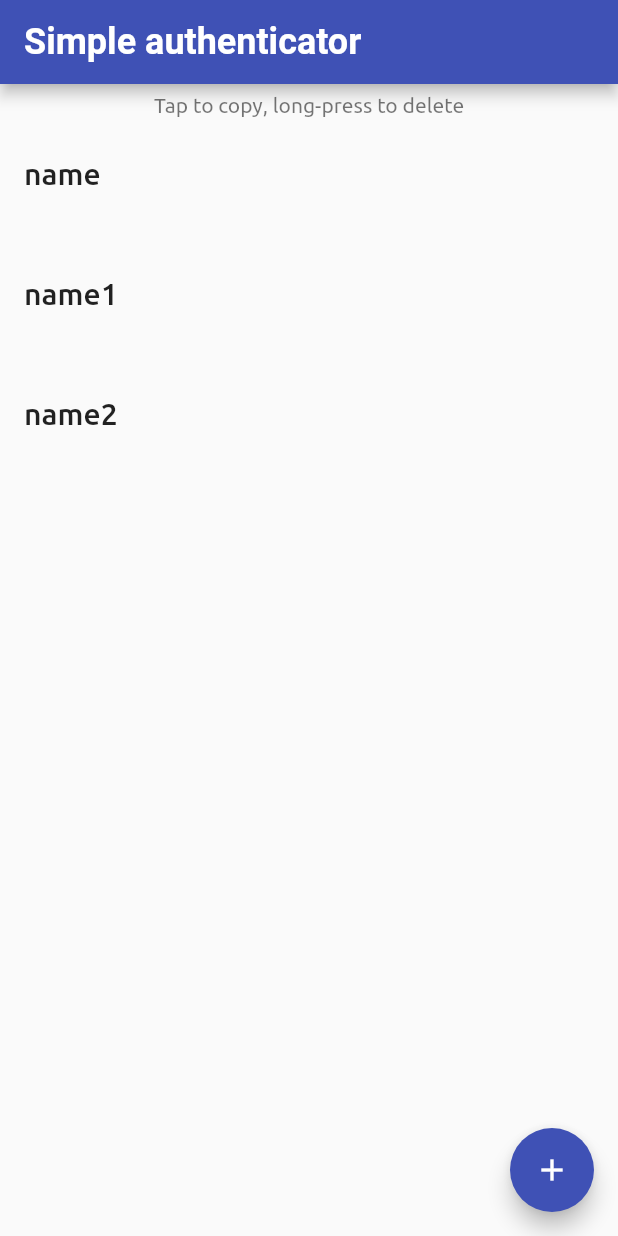
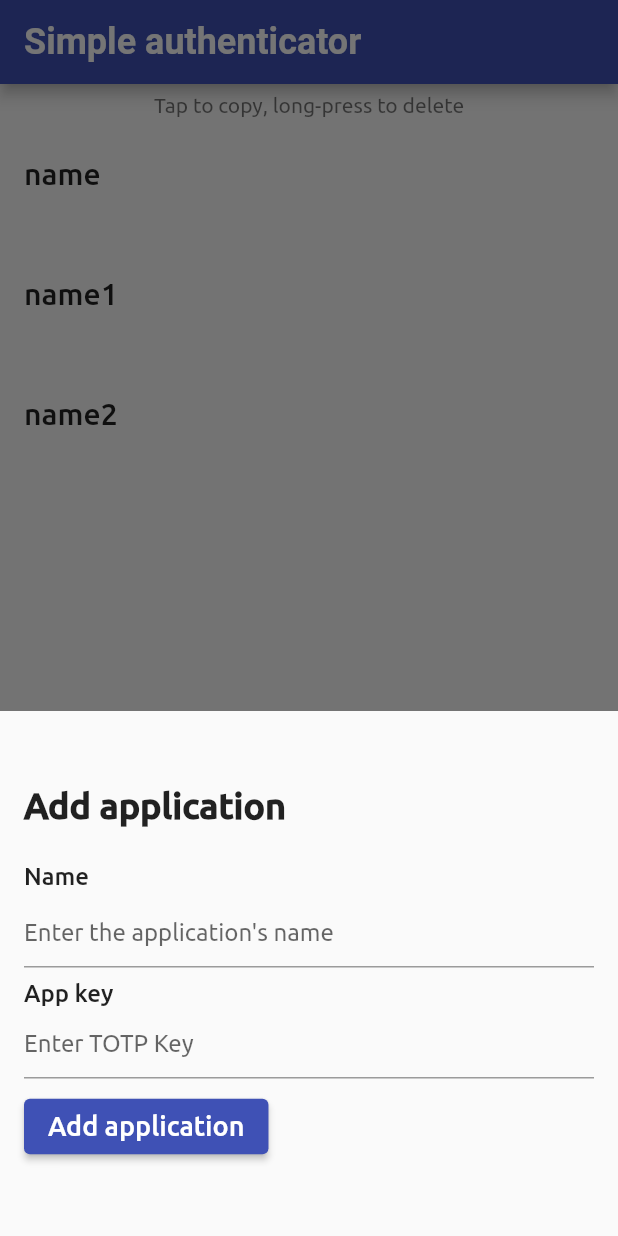
Before and after one commit to arnu515/simpleauthenticator, a Flutter app: the screen it shows after launch, after a tap on the "add" icon, on a phone screen of 412 x 824 dp. Run offline on Flutter 3.47's test engine with Material 2 defaults, Android fonts, the phone set to English and light mode, and no system bars; missing offline and left inert: otp.

Commit message:
feat: ability to add applications

```diff
--- a/lib/components/home/home.dart
+++ b/lib/components/home/home.dart
@@ -1,4 +1,5 @@
 import "package:flutter/material.dart";
+import 'package:flutter/rendering.dart';
 import 'package:simpleauthenticator/models/application.dart';
 
 class Home extends StatefulWidget {
@@ -10,12 +11,71 @@ class Home extends StatefulWidget {
 
 class HomeState extends State<Home> {
   List<Application> apps = Application.fetchAll();
+  final GlobalKey<FormState> _addAppFormKey = GlobalKey<FormState>();
 
   _deleteApp(String id) {
     setState(() {
       apps.removeWhere((app) => app.id == id);
       apps = apps;
     });
+  }
+
+  Widget createAddModal(BuildContext context) {
+    String? enteredName, enteredKey;
+
+    return SizedBox(
+      height: 350,
+      child: Padding(
+        padding: const EdgeInsets.all(16.0),
+        child: Column(
+          mainAxisAlignment: MainAxisAlignment.center,
+          crossAxisAlignment: CrossAxisAlignment.start,
+          children: [
+            const Text("Add application", style: TextStyle(fontSize: 24.0, fontWeight: FontWeight.bold)),
+            Form(
+              key: _addAppFormKey,
+              child: Column(
+                mainAxisAlignment: MainAxisAlignment.center,
+                crossAxisAlignment: CrossAxisAlignment.start,
+                children: [
+                  const Padding(padding: EdgeInsets.all(12.0)),
+                  const Text("Name", style: TextStyle(fontSize: 16.0, fontWeight: FontWeight.w500)),
+                  const Padding(padding: EdgeInsets.all(2.0)),
+                  TextFormField(
+                    onSaved: (String? value) => enteredName = value,
+                    decoration: const InputDecoration(hintText: "Enter the application's name"),
+                    validator: (String? value) {
+                      if (value == null || value.isEmpty) return "Enter a value";
+                      return null;
+                    }
+                  ),
+                  const Padding(padding: EdgeInsets.all(4.0)),
+                  const Text("App key", style: TextStyle(fontSize: 16.0, fontWeight: FontWeight.w500)),
+                  TextFormField(
+                    onSaved: (String? value) => enteredKey = value,
+                    decoration: const InputDecoration(hintText: "Enter TOTP Key"),
+                    validator: (String? value) {
+                      if (value == null || value.isEmpty) return "Enter a value";
+                      return null;
+                    }
+                  ),
+                  const Padding(padding: EdgeInsets.all(4.0)),
+                  ElevatedButton(onPressed: () {
+                    if (!_addAppFormKey.currentState!.validate()) return;
+                    _addAppFormKey.currentState!.save();
+                    if (enteredKey == null || enteredName == null) return;
+                    setState(() {
+                      apps.add(Application("3", enteredName!, enteredKey!));
+                    });
+                    Navigator.pop(context);
+                  }, child: const Padding(padding: EdgeInsets.symmetric(vertical: 8.0), child: Text("Add application", style: TextStyle(fontSize: 18.0))))
+                ]
+              )
+            )
+          ]
+        )
+      )
+    );
   }
 
   @override
@@ -49,7 +109,9 @@ class HomeState extends State<Home> {
       ),
       floatingActionButton: FloatingActionButton(
         child: const Icon(Icons.add),
-        onPressed: () {  },
+        onPressed: () {
+          showModalBottomSheet(context: context, builder: createAddModal);
+        },
         tooltip: "Add application",
       ),
     );
```
